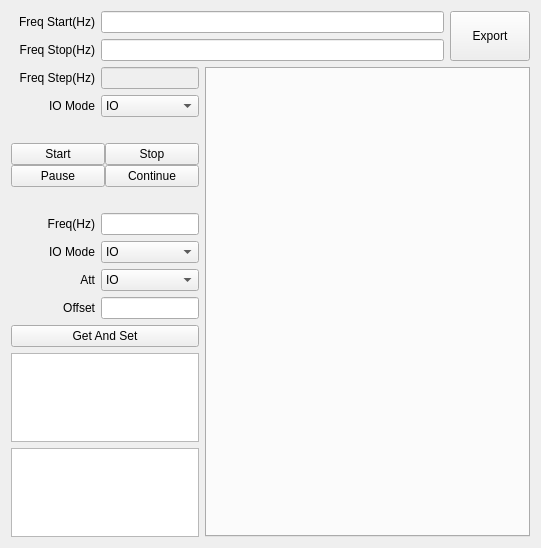
Qt form Qt/SPC5_RFU_Debug_Tool/Cal/q_cal_rx_att_dlg.ui (Andydingbing/SPC5) before a commit.
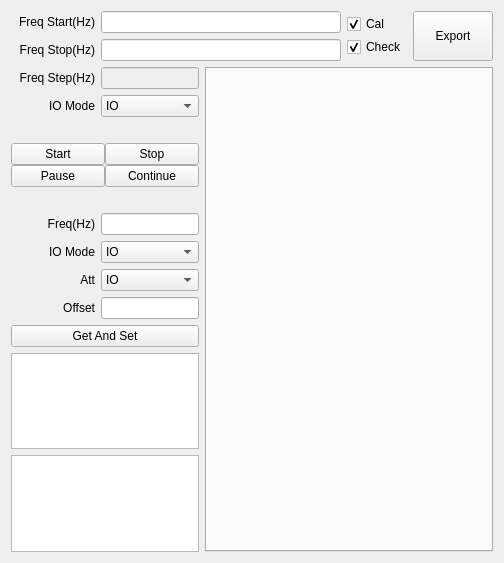
The same form after that commit. Custom widgets are drawn as their Qt base class.

```diff
--- a/Qt/SPC5_RFU_Debug_Tool/Cal/q_cal_rx_att_dlg.ui
+++ b/Qt/SPC5_RFU_Debug_Tool/Cal/q_cal_rx_att_dlg.ui
@@ -6,8 +6,8 @@
    <rect>
     <x>0</x>
     <y>0</y>
-    <width>541</width>
-    <height>548</height>
+    <width>504</width>
+    <height>563</height>
    </rect>
   </property>
   <property name="windowTitle">
@@ -15,7 +15,7 @@
   </property>
   <layout class="QVBoxLayout" name="verticalLayout_2" stretch="0,1">
    <item>
-    <layout class="QHBoxLayout" name="horizontalLayout1" stretch="10,1">
+    <layout class="QHBoxLayout" name="horizontalLayout_2" stretch="10,0,1">
      <item>
       <layout class="QVBoxLayout" name="verticalLayoutFreqStarStop">
        <item>
@@ -84,6 +84,45 @@
        </item>
       </layout>
      </item>
+     <item>
+      <layout class="QVBoxLayout" name="verticalLayoutStarPaus_2">
+       <property name="spacing">
+        <number>0</number>
+       </property>
+       <item>
+        <widget class="QCheckBox" name="checkBoxCal">
+         <property name="sizePolicy">
+          <sizepolicy hsizetype="Fixed" vsizetype="Fixed">
+           <horstretch>0</horstretch>
+           <verstretch>0</verstretch>
+          </sizepolicy>
+         </property>
+         <property name="text">
+          <string>Cal</string>
+         </property>
+         <property name="checked">
+          <bool>true</bool>
+         </property>
+        </widget>
+       </item>
+       <item>
+        <widget class="QCheckBox" name="checkBoxCheck">
+         <property name="sizePolicy">
+          <sizepolicy hsizetype="Fixed" vsizetype="Fixed">
+           <horstretch>0</horstretch>
+           <verstretch>0</verstretch>
+          </sizepolicy>
+         </property>
+         <property name="text">
+          <string>Check</string>
+         </property>
+         <property name="checked">
+          <bool>true</bool>
+         </property>
+        </widget>
+       </item>
+      </layout>
+     </item>
      <item>
       <widget class="QPushButton" name="pushButtonExport">
        <property name="sizePolicy">
```
